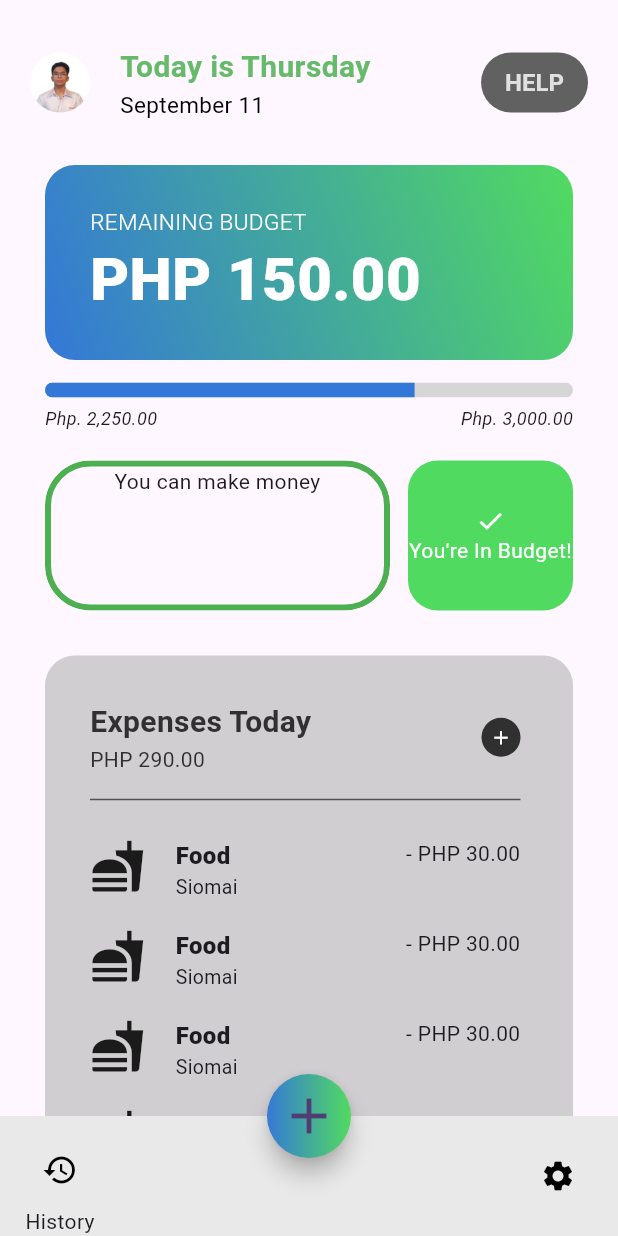
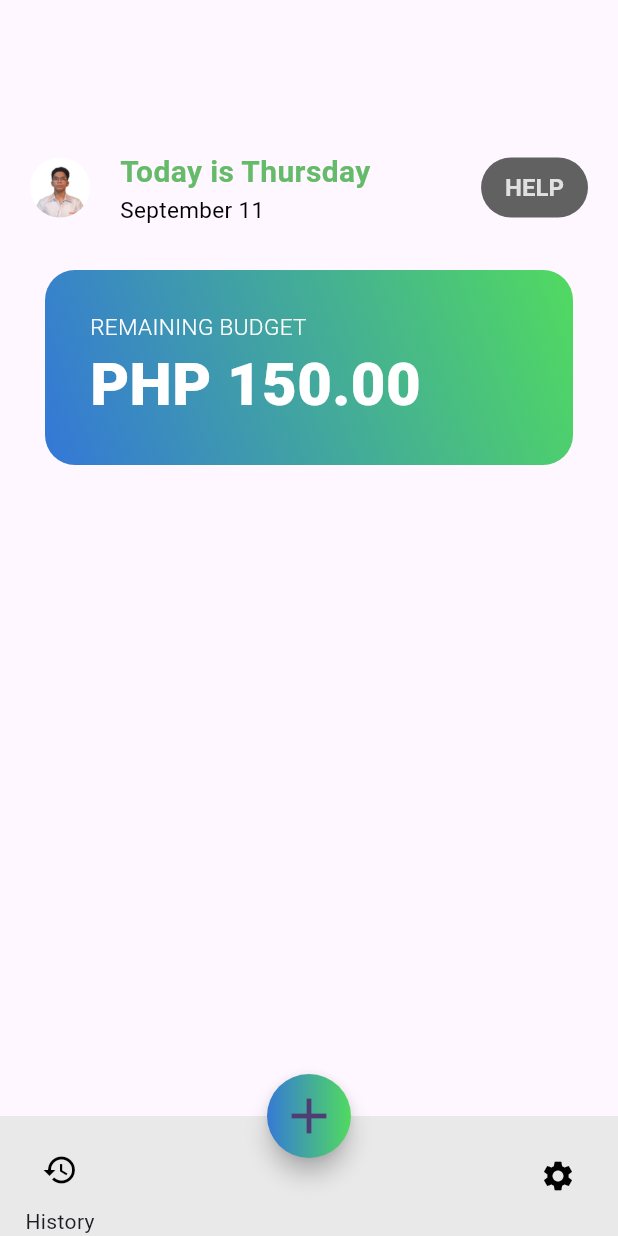
Before and after one commit to Yebione/badyet, a Flutter app: the screen it shows after launch, on a phone screen of 412 x 824 dp. Run offline on Flutter 3.47's test engine with Material 2 defaults, Android fonts, the phone set to English and light mode, and no system bars.

```diff
--- a/lib/screens/AiTips.dart
+++ /dev/null
@@ -1,65 +0,0 @@
-import 'package:flutter/material.dart';
-
-class AiTips extends StatelessWidget {
-  const AiTips({super.key});
-
-  @override
-  Widget build(BuildContext context) {
-    return Row(
-      mainAxisAlignment: MainAxisAlignment.spaceBetween,
-      children: [
-        Container(
-          height: 100,
-          width: 230,
-          margin: EdgeInsets.only(left: 30),
-          child: ClipRRect(
-            borderRadius: BorderRadius.circular(30),
-            child: Container(
-              color: Colors.transparent,
-              alignment: Alignment.center, // To center the content
-              child: Container(
-                height: 100,
-                width: 230,
-                decoration: BoxDecoration(
-                  border:
-                      Border.all(color: Colors.green, width: 4), // Green border
-                  borderRadius: BorderRadius.circular(30),
-                ),
-                child: Text(
-                  """You can make money""",
-                  textAlign: TextAlign.center,
-                ),
-              ),
-            ),
-          ),
-        ),
-        Container(
-          margin: EdgeInsets.only(right: 30),
-          height: 100,
-          width: 110,
-          decoration: BoxDecoration(
-            borderRadius: BorderRadius.circular(20),
-            color: const Color.fromRGBO(81, 218, 96, 1),
-          ),
-          child: Column(
-            mainAxisAlignment: MainAxisAlignment.center,
-
-            children: [
-
-              Icon(
-                Icons.check,
-                color: Colors.white,
-                size: 20,
-              ),
-              Text(
-                "You're In Budget!",
-                textAlign: TextAlign.center,
-                style: TextStyle(color: Colors.white, fontSize: 14, ),
-              )
-            ],
-          ),
-        )
-      ],
-    );
-  }
-}
--- a/lib/screens/home.dart
+++ b/lib/screens/home.dart
@@ -1,5 +1,3 @@
-import 'package:badyet/screens/AiTips.dart';
-import 'package:badyet/screens/ExpenseItem.dart';
 import 'package:badyet/screens/Header.dart';
 import 'package:badyet/screens/HomeExpenseView.dart';
 import 'package:badyet/screens/RemBudget.dart';
@@ -13,63 +11,20 @@ class badyetHome extends StatelessWidget {
   @override
   Widget build(BuildContext context) {
     return Scaffold(
-      body: SingleChildScrollView(
-        child: Center(
+      body: Center(
         child: Container(
-            margin: EdgeInsets.only(top: 30.0),
+          margin: EdgeInsets.only(top: 100.0),
           child: Column(
-              mainAxisAlignment: MainAxisAlignment.start,
             crossAxisAlignment: CrossAxisAlignment.start,
             children: <Widget>[
-                Header(),
+              Header(), //for Header
               RemBudget(),
-                Container(
-                  margin: EdgeInsets.only(right: 30, left: 30, bottom: 20),
-                  child: Column(
-                    children: [
-                      Container(
-                        width: 365,
-                        height: 10,
-                        child: ClipRRect(
-                          borderRadius: BorderRadius.all(Radius.circular(10)),
-                          child: LinearProgressIndicator(
-                            value: 0.7,
-                            valueColor: AlwaysStoppedAnimation<Color>(
-                                Color(0xFF3478D7)),
-                            backgroundColor: Color(0xffD6D6D6),
-                          ),
-                        ),
-                      ),
-                      SizedBox(
-                        height: 5,
-                      ),
-                      Row(
-                        mainAxisAlignment: MainAxisAlignment.spaceBetween,
-                        children: [
-                          Text(
-                            "Php. 2,250.00",
-                            style: TextStyle(
-                                fontSize: 12, fontStyle: FontStyle.italic),
-                          ),
-                          Text(
-                            "Php. 3,000.00",
-                            style: TextStyle(
-                                fontSize: 12, fontStyle: FontStyle.italic),
-                          )
-                        ],
-                      )
-                    ],
-                  ),
-                ),
-                AiTips(),
-                ExpenseContainer(),
             ],
           ),
         ),
       ),
-      ),
-      floatingActionButton: AddExpenseButton(),
-      // For Add Expense Button
+
+      floatingActionButton: AddExpenseButton(), // For Add Expense Button
       floatingActionButtonLocation: FloatingActionButtonLocation.centerDocked,
       bottomNavigationBar: BottomNavbar(), // For Bottom Navigation
     );
```
Lines whose indentation alone changed are shown as unchanged.
